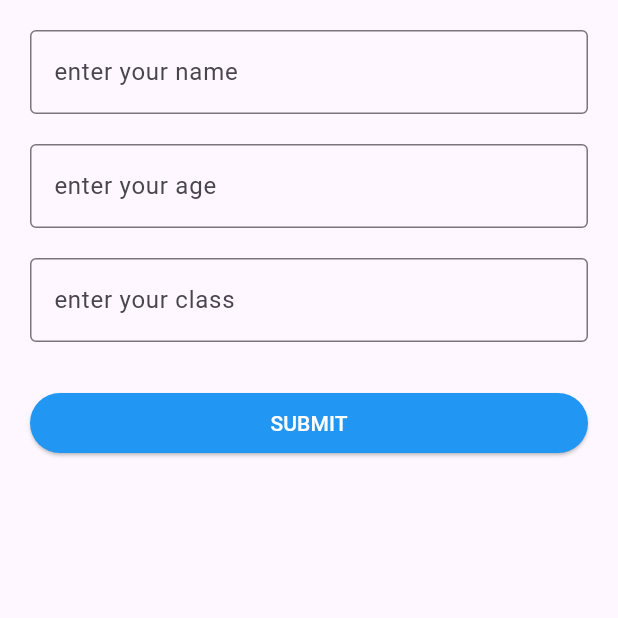
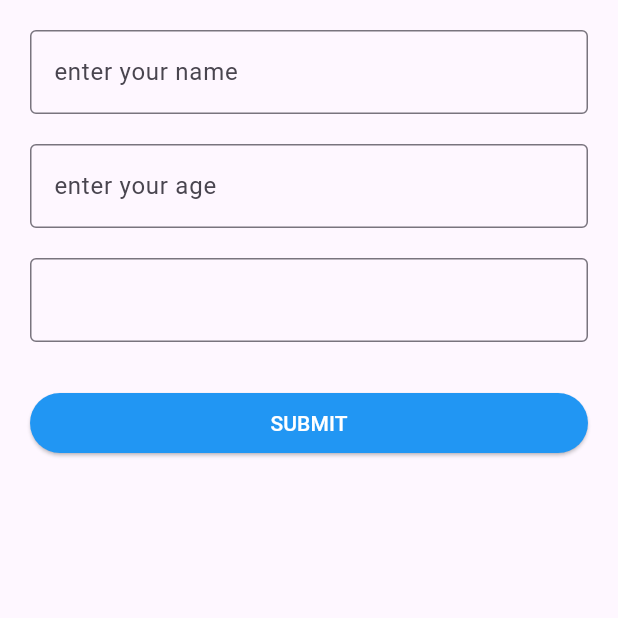
Before and after one commit to shamseernpm-beep/hive_editing, a Flutter app: the AddPage screen opened directly, on a phone screen of 412 x 824 dp, the top half of it. Run offline on Flutter 3.47's test engine with Material 3 defaults, Android fonts, the phone set to English and light mode, and no system bars; our stand-ins replace hive, hive_flutter; accounts and stored records are empty.

Commit message:
complete work

```diff
--- a/lib/add.dart
+++ b/lib/add.dart
@@ -101,7 +101,7 @@ class _AddPageState extends State<AddPage> {
               controller: classController,
               decoration: InputDecoration(
                 border: OutlineInputBorder(),
-                hintText: "enter your class",
+                hintText: "",
               ),
             ),
             SizedBox(height: 30),
```
